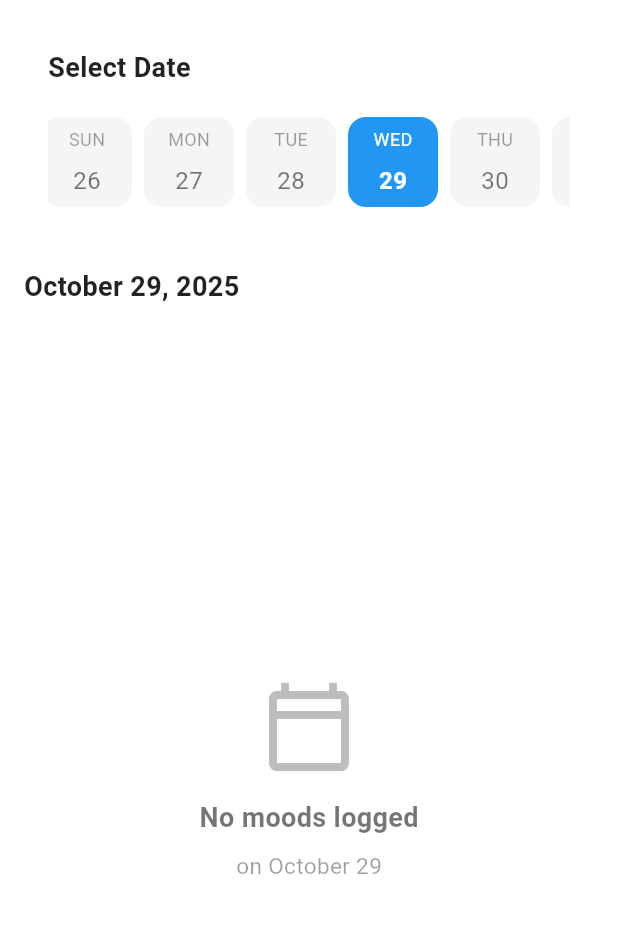
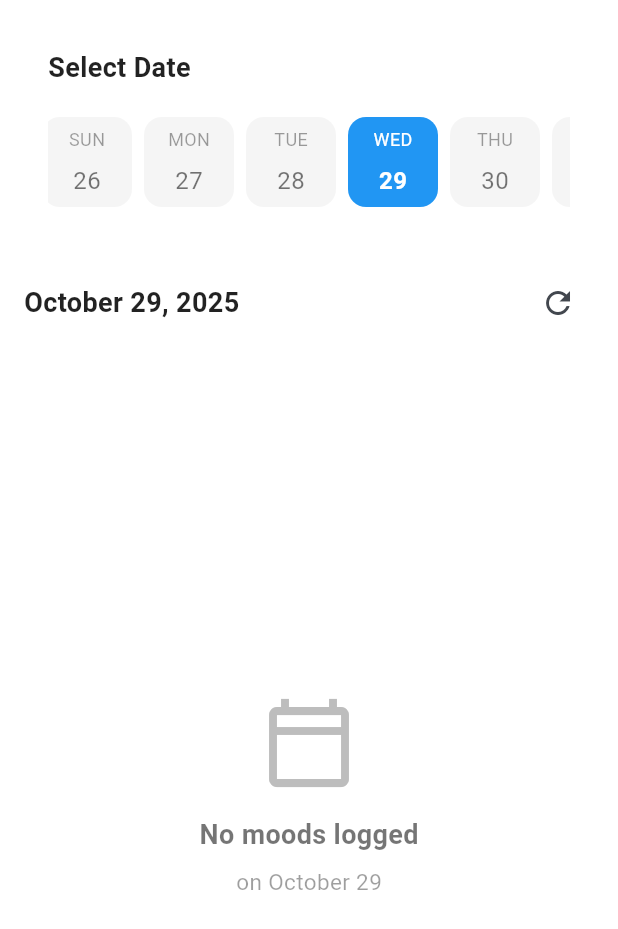
Before and after one commit to Rohit-Chandra-007/DailyPulse, a Flutter app: the HistoryScreen widget shown alone on an empty page, opened directly, on a phone screen of 412 x 824 dp. Shown: the top 929 px of the screen. Run offline on Flutter 3.47's test engine with Material 3 defaults, Android fonts, the light colour scheme and no system bars; drawn by our look-alikes of easy_date_timeline; our stand-ins replace cloud_firestore, connectivity_plus, firebase_auth, firebase_core, hive, hive_flutter and 1 more; accounts and stored records are empty; generated files the repository leaves out were written again.

Commit message:
feat(app): Enhance application logging and data synchronization
- Add comprehensive app logging using `logger` package
- Implement initial mood entries fetch on user login
- Update mood emojis and labels for more nuanced emotional representation
- Improve error handling and logging in authentication and mood providers
- Add method to stream mood entries from Firebase
- Centralize logging with `AppLogger` utility
- Enhance background sync for mood entries
- Refactor authentication and mood providers with better error tracking
Motivation: Improve application reliability, user experience, and diagnostic capabilities by implementing robust logging and synchronization mechanisms.

```diff
--- a/lib/core/constant/constants.dart
+++ b/lib/core/constant/constants.dart
@@ -4,8 +4,8 @@ class AppConstants {
   static const String appName = 'DailyPulse';
   static const String hiveBoxName = 'mood_box';
 
-  static const List<String> moodEmojis = ['😢', '😕', '😐', '🙂', '😄', '😡'];
-  static const List<String> moodLabels = ['Terrible', 'Bad', 'Okay', 'Good', 'Great', 'Angry'];
+  static const List<String> moodEmojis = ['😡', '😢', '😟', '😐', '😊', '😄'];
+  static const List<String> moodLabels = ['Frustrated', 'Terrible', 'Anxious', 'Neutral', 'Happy', 'Excited'];
 
   static const List<Color> moodColors = [
     Color(0xFFFFB3BA),
--- /dev/null
+++ b/lib/core/utils/app_logger.dart
@@ -0,0 +1,26 @@
+import 'package:logger/logger.dart';
+
+/// Global logger instance for the application
+///
+/// Usage:
+/// - appLogger.d('Debug message');
+/// - appLogger.i('Info message');
+/// - appLogger.w('Warning message');
+/// - appLogger.e('Error message', error: error, stackTrace: stackTrace);
+final appLogger = Logger(
+  printer: PrettyPrinter(
+    methodCount: 2,
+    errorMethodCount: 8,
+    lineLength: 120,
+    colors: true,
+    printEmojis: true,
+    dateTimeFormat: DateTimeFormat.onlyTimeAndSinceStart,
+  ),
+  level: Level.debug,
+);
+
+/// Logger for production with minimal output
+final productionLogger = Logger(
+  printer: SimplePrinter(colors: false, printTime: true),
+  level: Level.warning,
+);
--- a/lib/features/history/screen/history_screen.dart
+++ b/lib/features/history/screen/history_screen.dart
@@ -1,9 +1,12 @@
 import 'package:flutter/material.dart';
 import 'package:hive_flutter/hive_flutter.dart';
+import 'package:provider/provider.dart';
 import '../../../core/constant/constants.dart';
+import '../../../core/providers/auth_provider.dart';
+import '../../../core/providers/mood_provider.dart';
+import '../../../core/utils/app_logger.dart';
 import '../../../core/utils/date_utils.dart' as date_utils;
 import '../../../data/models/mood_entry.dart';
-import '../../../data/repo/mood_repository.dart';
 import '../widgets/date_selector.dart';
 import '../widgets/empty_history_state.dart';
 import '../widgets/mood_history_card.dart';
@@ -17,7 +20,6 @@ class HistoryScreen extends StatefulWidget {
 
 class _HistoryScreenState extends State<HistoryScreen> {
   DateTime _selectedDate = DateTime.now();
-  final MoodRepository _repository = MoodRepository();
 
   void _selectDate(DateTime date) {
     setState(() {
@@ -25,23 +27,42 @@ class _HistoryScreenState extends State<HistoryScreen> {
     });
   }
 
-  List<MoodEntry> _getEntriesForSelectedDate() {
-    final allEntries = _repository.getAllEntries();
-    return allEntries.where((entry) {
-      return date_utils.DateUtils.isSameDay(entry.timestamp, _selectedDate);
+  Future<void> _refreshData() async {
+    final authProvider = context.read<AuthProvider>();
+    final moodProvider = context.read<MoodProvider>();
+
+    if (authProvider.user != null) {
+      await moodProvider.fetchMoodEntries(authProvider.user!.uid);
+    }
+  }
+
+  List<MoodEntry> _getEntriesForSelectedDate(List<MoodEntry> allEntries) {
+    appLogger.d('📊 Total entries from provider: ${allEntries.length}');
+    appLogger.d('📅 Selected date: $_selectedDate');
+
+    final filtered = allEntries.where((entry) {
+      final isSame = date_utils.DateUtils.isSameDay(
+        entry.timestamp,
+        _selectedDate,
+      );
+      if (allEntries.length <= 10) {
+        appLogger.d('  Entry: ${entry.timestamp} | Same day: $isSame');
+      }
+      return isSame;
     }).toList()..sort((a, b) => b.timestamp.compareTo(a.timestamp));
+
+    appLogger.d('✅ Filtered entries for selected date: ${filtered.length}');
+    return filtered;
   }
 
   @override
   Widget build(BuildContext context) {
     final isDark = Theme.of(context).brightness == Brightness.dark;
+   // final moodProvider = context.read<MoodProvider>();
 
     return Column(
       children: [
-        DateSelector(
-          selectedDate: _selectedDate,
-          onDateChange: _selectDate,
-        ),
+        DateSelector(selectedDate: _selectedDate, onDateChange: _selectDate),
         Padding(
           padding: const EdgeInsets.symmetric(horizontal: 16.0),
           child: Row(
@@ -55,21 +76,34 @@ class _HistoryScreenState extends State<HistoryScreen> {
                   color: isDark ? Colors.white : Colors.black87,
                 ),
               ),
+              Consumer<MoodProvider>(
+                builder: (context, provider, _) => IconButton(
+                  icon: provider.isLoading
+                      ? const SizedBox(
+                          width: 20,
+                          height: 20,
+                          child: CircularProgressIndicator(strokeWidth: 2),
+                        )
+                      : const Icon(Icons.refresh),
+                  onPressed: provider.isLoading ? null : _refreshData,
+                  tooltip: 'Refresh from Firebase',
+                ),
+              ),
             ],
           ),
         ),
         const SizedBox(height: 12),
         Expanded(
           child: ValueListenableBuilder(
-            valueListenable: Hive.box<MoodEntry>(AppConstants.hiveBoxName)
-                .listenable(),
+            valueListenable: Hive.box<MoodEntry>(
+              AppConstants.hiveBoxName,
+            ).listenable(),
             builder: (context, Box<MoodEntry> box, _) {
-              final entries = _getEntriesForSelectedDate();
+              final allEntries = box.values.toList();
+              final entries = _getEntriesForSelectedDate(allEntries);
 
               if (entries.isEmpty) {
-                return EmptyHistoryState(
-                  selectedDate: _selectedDate,
-                );
+                return EmptyHistoryState(selectedDate: _selectedDate);
               }
 
               return ListView.builder(
--- a/pubspec.yaml
+++ b/pubspec.yaml
@@ -22,6 +22,7 @@ dependencies:
   easy_date_timeline: ^2.0.9
   provider: ^6.1.2
   connectivity_plus: ^6.1.2
+  logger: ^2.6.2
 
 dev_dependencies:
   flutter_test:
```
Also changed, not shown: lib/app_scaffold.dart (+14 -0 lines), lib/core/providers/auth_provider.dart (+26 -11 lines), lib/core/providers/mood_provider.dart (+28 -1 lines), lib/core/utils/mood_utils.dart (+6 -6 lines), lib/data/models/mood_entry.dart (+10 -0 lines), lib/data/remote/firestore_service.dart (+52 -1 lines), lib/data/repo/mood_repository.dart (+32 -0 lines), lib/data/services/sync_service.dart (+75 -20 lines), pubspec.lock.
